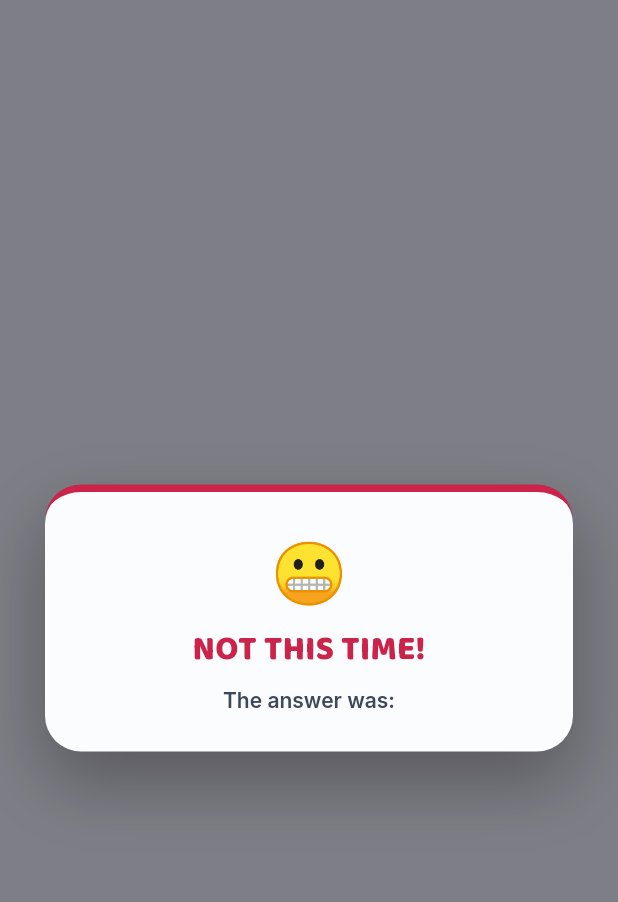
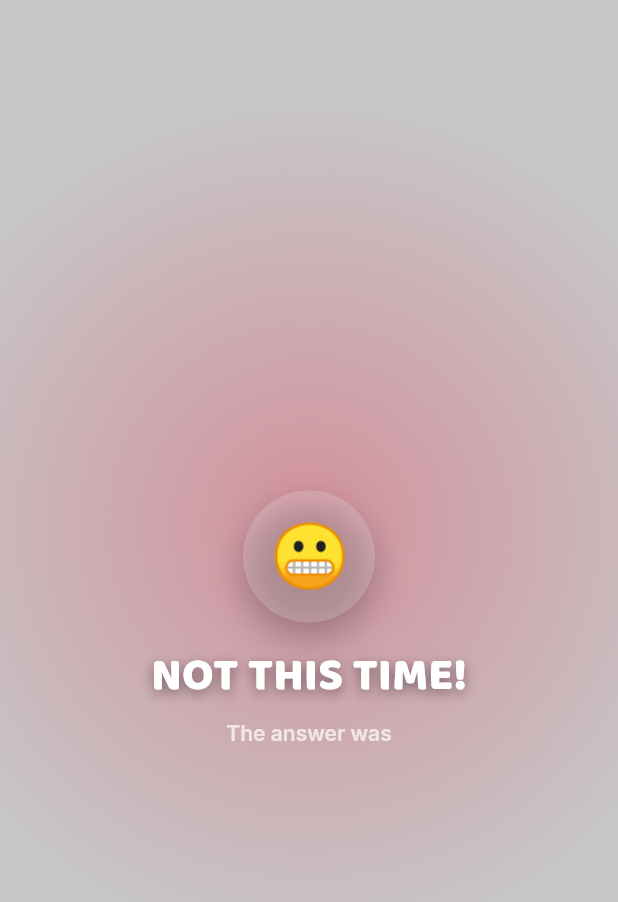
Before and after one commit to abedelraof/GuessRush, a Flutter app: the FeedbackOverlay widget shown alone on an empty page, opened directly with empty values, on a phone screen of 412 x 824 dp. Shown: the top 902 px of the screen. Run offline on Flutter 3.47's test engine with Material 3 defaults, Android fonts, the phone set to English and light mode, and no system bars; our stand-ins replace audioplayers, flutter_local_notifications, flutter_timezone, google_fonts, package_info_plus, shared_preferences and 1 more; accounts and stored records are empty; network calls fail.

Commit message:
Give the feedback and game-complete screens a real reveal moment
Both were flat: a white card floating on a dim scrim (feedback), and a
plain scrollable list with an oversized stat grid (results). Redesigns
both around the same idea — the game's actual round background shows
through (roundBackgroundFor, previously only used by GameScreen) with a
colored glow on top instead of a flat wash, and the icon reveal is a
real 3D coin-flip (Matrix4 rotateY with perspective) rather than a flat
scale/rotate.

Feedback overlay (per question): green/red glow + a brief white impact
flash timed to the coin landing, confetti retimed to burst on landing
instead of during the spin, and a one-shot two-ring impact burst
instead of the old single fixed pulse. Streak/multiplier/clue chips
keep their existing logic, restyled for a colorful backdrop instead of
a white card.

Results screen (end of Rush — a rarer moment, so it earns more): same
background treatment with a gold glow, a trophy medal doing the same
coin-flip reveal, and the 6-stat grid rebuilt as compact chips sitting
directly on the background instead of a tall white card whose fixed
aspect ratio left large empty gaps around short value/label text.

Co-Authored-By: Claude Sonnet 5 <noreply@anthropic.com>

```diff
--- a/lib/widgets/feedback_overlay.dart
+++ b/lib/widgets/feedback_overlay.dart
@@ -91,14 +91,14 @@ class _FeedbackOverlayState extends State<FeedbackOverlay>
   @override
   void initState() {
     super.initState();
-    // Correct gets the full bounce+confetti sequence room to play out; a
+    // Correct gets the full coin-spin+confetti sequence room to play out; a
     // miss/timeout is just a quick shake, so it can resolve faster.
     _controller = AnimationController(
       vsync: this,
-      duration: Duration(milliseconds: _correct ? 900 : 550),
+      duration: Duration(milliseconds: _correct ? 1000 : 600),
     )..forward();
     _confetti = _correct
-        ? _rollConfetti(widget.isMilestone ? 20 : 13)
+        ? _rollConfetti(widget.isMilestone ? 22 : 15)
         : const [];
   }
 
@@ -108,10 +108,11 @@ class _FeedbackOverlayState extends State<FeedbackOverlay>
       final angle = (i / count) * 2 * math.pi + rng.nextDouble() * 0.5;
       return _Confetti(
         angle: angle,
-        distance: 60 + rng.nextDouble() * 70,
+        distance: 70 + rng.nextDouble() * 90,
         color: _kConfettiColors[rng.nextInt(_kConfettiColors.length)],
         size: 6 + rng.nextDouble() * 7,
-        delay: rng.nextDouble() * 0.15,
+        // Timed to burst once the coin lands, not simultaneously with its spin-in.
+        delay: 0.42 + rng.nextDouble() * 0.15,
         spin: (rng.nextBool() ? 1 : -1) * (2 + rng.nextDouble() * 4),
       );
     });
@@ -144,18 +145,10 @@ class _FeedbackOverlayState extends State<FeedbackOverlay>
 
   @override
   Widget build(BuildContext context) {
-    final accent = _correct
-        ? AppColors.feedbackCorrectTitle
-        : _timeout
-        ? AppColors.feedbackTimeoutTitle
-        : AppColors.feedbackWrongTitle;
+    final accent = _correct ? AppColors.tileGreen : AppColors.wrongBorder;
     final hot = _correct && widget.momentumTier == MomentumTier.max;
 
-    return Container(
-      color: const Color(0x8C141423),
-      alignment: Alignment.center,
-      padding: const EdgeInsets.all(30),
-      child: AnimatedBuilder(
+    return AnimatedBuilder(
       animation: _controller,
       builder: (context, _) {
         final t = _controller.value;
@@ -166,126 +159,163 @@ class _FeedbackOverlayState extends State<FeedbackOverlay>
             ? 0.0
             : math.sin(t * math.pi * 5) * (1 - t) * 14;
 
-          final ringP = _p(t, 0.0, 0.6, Curves.easeOut);
-          final ringScale = _lerp(0.2, _correct ? 1.9 : 1.3, ringP);
-          final ringOpacity = _lerp(0.55, 0.0, ringP);
+        // Colored glow behind everything — fades in and holds, standing in
+        // for a flat color wash without hiding the round's own background.
+        final glowOpacity = _p(t, 0.05, 0.5, Curves.easeOut);
 
-          final cardP = _p(
+        // A quick white impact flash timed to the coin landing — brighter
+        // for a correct answer, barely-there for a miss.
+        final flashPeak = _correct ? 0.5 : 0.22;
+        final flashRise = _p(t, 0.36, 0.44, Curves.easeOut);
+        final flashFall = _p(t, 0.44, 0.58, Curves.easeIn);
+        final flashOpacity = t < 0.44
+            ? flashRise * flashPeak
+            : (1 - flashFall) * flashPeak;
+
+        // Impact rings: a one-shot burst timed to the same landing moment
+        // (not a looping pulse — it fires once and is done).
+        final ring1Show = t >= 0.4;
+        final ring2Show = t >= 0.46;
+        final ring1P = _p(t, 0.4, 0.64, Curves.easeOut);
+        final ring2P = _p(t, 0.46, 0.68, Curves.easeOut);
+
+        // The coin: spins in with real perspective, settling with a slight
+        // overshoot bounce rather than just fading/scaling flat.
+        final spinP = _p(t, 0.0, 0.48, Curves.easeOut);
+        final spinTurns = _correct ? 2.5 : 2.0;
+        final spinAngle = spinP * spinTurns * 2 * math.pi;
+        final scaleP = _p(
           t,
           0.0,
-            0.5,
+          0.6,
           widget.isMilestone ? Curves.elasticOut : Curves.easeOutBack,
         );
-          final cardScale = _lerp(widget.isMilestone ? 0.7 : 0.85, 1.0, cardP);
+        final coinScale = _lerp(0.3, 1.0, scaleP);
+        final coinTranslateY = _lerp(-36.0, 0.0, _p(t, 0.0, 0.55, Curves.easeOut));
 
         return Stack(
+          fit: StackFit.expand,
+          children: [
+            // Base scrim — just enough to keep white text legible over the
+            // round's own busy background art, not a full opaque cover.
+            Container(color: Colors.black.withValues(alpha: 0.22)),
+            Opacity(
+              opacity: glowOpacity.clamp(0.0, 1.0),
+              child: DecoratedBox(
+                decoration: BoxDecoration(
+                  gradient: RadialGradient(
+                    center: const Alignment(0, -0.15),
+                    radius: 0.7,
+                    colors: [
+                      accent.withValues(alpha: hot ? 0.55 : 0.4),
+                      accent.withValues(alpha: 0.0),
+                    ],
+                  ),
+                ),
+              ),
+            ),
+            Padding(
+              padding: const EdgeInsets.all(30),
+              child: Center(
+                child: Stack(
                   alignment: Alignment.center,
                   clipBehavior: Clip.none,
                   children: [
                     for (final c in _confetti) _buildConfetti(c, t),
-              // Radiating ring behind the card — a quick color pulse instead
-              // of a static backdrop, correct or not.
-              Opacity(
-                opacity: ringOpacity,
-                child: Transform.scale(
-                  scale: ringScale,
-                  child: Container(
-                    width: 140,
-                    height: 140,
-                    decoration: BoxDecoration(
-                      shape: BoxShape.circle,
-                      border: Border.all(color: accent, width: 4),
+                    if (ring1Show) _buildRing(ring1P, 6),
+                    if (ring2Show) _buildRing(ring2P, 3),
+                    Transform.translate(
+                      offset: Offset(shakeDx, coinTranslateY),
+                      child: Column(
+                        mainAxisSize: MainAxisSize.min,
+                        children: [
+                          Transform(
+                            alignment: Alignment.center,
+                            transform: Matrix4.identity()
+                              ..setEntry(3, 2, 0.0022)
+                              ..rotateY(spinAngle)
+                              ..scaleByDouble(coinScale, coinScale, coinScale, 1.0),
+                            child: _buildCoin(),
+                          ),
+                          const SizedBox(height: 14),
+                          _buildTitle(t),
+                          const SizedBox(height: 8),
+                          if (_correct) ..._correctBody(t) else ..._missBody(t),
+                        ],
+                      ),
+                    ),
+                  ],
                 ),
               ),
             ),
-              ),
-              Transform.translate(
-                offset: Offset(shakeDx, 0),
-                child: Transform.scale(
-                  scale: cardScale,
-                  child: _buildCard(accent, hot, t),
+            IgnorePointer(
+              child: Opacity(
+                opacity: flashOpacity.clamp(0.0, 1.0),
+                child: const ColoredBox(color: Colors.white),
               ),
             ),
           ],
         );
       },
-      ),
     );
   }
 
-  Widget _buildConfetti(_Confetti c, double t) {
-    final p = _p(t, c.delay, (c.delay + 0.7).clamp(0.0, 1.0), Curves.easeOut);
-    final dx = math.cos(c.angle) * c.distance * p;
-    final dy = math.sin(c.angle) * c.distance * p - (18 * p * (1 - p) * 4);
-    final opacity = 1.0 - _p(t, c.delay + 0.35, 1.0, Curves.easeIn);
-    return Transform.translate(
-      offset: Offset(dx, dy),
-      child: Transform.rotate(
-        angle: c.spin * p * math.pi,
-        child: Opacity(
+  Widget _buildRing(double p, double borderWidth) {
+    final scale = _lerp(0.25, 3.4, p);
+    final opacity = _lerp(0.85, 0.0, p);
+    return Opacity(
       opacity: opacity.clamp(0.0, 1.0),
+      child: Transform.scale(
+        scale: scale,
         child: Container(
-            width: c.size,
-            height: c.size,
+          width: 56,
+          height: 56,
           decoration: BoxDecoration(
-              color: c.color,
-              borderRadius: BorderRadius.circular(c.size * 0.3),
-            ),
+            shape: BoxShape.circle,
+            border: Border.all(color: Colors.white, width: borderWidth),
           ),
         ),
       ),
     );
   }
 
-  Widget _buildCard(Color accent, bool hot, double t) {
-    final iconScale = _lerp(0.0, 1.0, _p(t, 0.05, 0.65, Curves.elasticOut));
-    final iconRotate = _lerp(-0.5, 0.0, _p(t, 0.05, 0.45, Curves.easeOutCubic));
-
+  Widget _buildCoin() {
     return Container(
-      width: double.infinity,
-      padding: const EdgeInsets.symmetric(horizontal: 26, vertical: 26),
+      width: 88,
+      height: 88,
       decoration: BoxDecoration(
-        color: AppColors.cardWhite,
-        borderRadius: BorderRadius.circular(24),
-        border: Border(top: BorderSide(color: accent, width: 5)),
-        boxShadow: [
-          const BoxShadow(
-            color: Color(0x4D000000),
-            blurRadius: 40,
-            offset: Offset(0, 20),
-          ),
-          if (hot)
-            BoxShadow(
-              color: accent.withValues(alpha: 0.35),
-              blurRadius: 30,
-              spreadRadius: 2,
-            ),
+        shape: BoxShape.circle,
+        color: Colors.white.withValues(alpha: 0.18),
+        boxShadow: const [
+          BoxShadow(color: Color(0x40000000), blurRadius: 20, offset: Offset(0, 10)),
         ],
       ),
-      child: Column(
-        mainAxisSize: MainAxisSize.min,
-        children: [
-          Transform.rotate(
-            angle: iconRotate,
-            child: Transform.scale(
-              scale: iconScale,
-              child: Text(_icon, style: const TextStyle(fontSize: 40)),
+      alignment: Alignment.center,
+      child: Text(_icon, style: const TextStyle(fontSize: 42)),
+    );
+  }
+
+  Widget _buildTitle(double t) {
+    final p = _p(t, 0.5, 0.66, Curves.easeOut);
+    return Opacity(
+      opacity: p,
+      child: Transform.translate(
+        offset: Offset(0, _lerp(10, 0, p)),
+        child: Text(
+          _title,
+          style: AppFonts.baloo(size: 30, color: Colors.white).copyWith(
+            shadows: const [Shadow(color: Color(0x66000000), blurRadius: 10, offset: Offset(0, 3))],
           ),
         ),
-          const SizedBox(height: 6),
-          Text(_title, style: AppFonts.baloo(size: 22, color: accent)),
-          const SizedBox(height: 10),
-          if (_correct) ..._correctBody(t) else ..._missBody(t),
-        ],
       ),
     );
   }
 
   List<Widget> _correctBody(double t) {
-    var delay = 0.45;
+    var delay = 0.58;
     Widget nextChip(String text, {bool emphasize = false, bool muted = false}) {
       final w = _chip(text, t, delay, emphasize: emphasize, muted: muted);
-      delay += 0.06;
+      delay += 0.05;
       return w;
     }
 
@@ -294,15 +324,13 @@ class _FeedbackOverlayState extends State<FeedbackOverlay>
         nextChip('🔥 DOUBLE DOWN HIT!', emphasize: true),
         const SizedBox(height: 6),
       ],
-      Transform.scale(
-        scale: _lerp(0.5, 1.0, _p(t, 0.3, 0.55, Curves.elasticOut)),
+      Opacity(
+        opacity: _p(t, 0.56, 0.72, Curves.easeOut),
         child: AnimatedCounter(
           value: widget.answerScore,
           prefix: '+',
-          style: AppFonts.inter(
-            size: 30,
-            weight: FontWeight.w800,
-            color: AppColors.xpGoldText,
+          style: AppFonts.inter(size: 32, weight: FontWeight.w800, color: AppColors.energyGold).copyWith(
+            shadows: const [Shadow(color: Color(0x66000000), blurRadius: 8, offset: Offset(0, 2))],
           ),
         ),
       ),
@@ -336,28 +364,20 @@ class _FeedbackOverlayState extends State<FeedbackOverlay>
   List<Widget> _missBody(double t) {
     return [
       if (widget.doubleDownChoice == 'risky') ...[
-        _chip('💔 DOUBLE DOWN FAILED', t, 0.1, muted: true),
+        _chip('💔 DOUBLE DOWN FAILED', t, 0.3, muted: true),
         const SizedBox(height: 8),
       ],
       Opacity(
-        opacity: _p(t, 0.15, 0.4, Curves.easeOut),
+        opacity: _p(t, 0.35, 0.55, Curves.easeOut),
         child: RichText(
           textAlign: TextAlign.center,
           text: TextSpan(
-            style: AppFonts.inter(
-              size: 14,
-              weight: FontWeight.w600,
-              color: AppColors.mutedText,
-            ),
+            style: AppFonts.inter(size: 14, weight: FontWeight.w600, color: Colors.white70),
             children: [
-              const TextSpan(text: 'The answer was: '),
+              const TextSpan(text: 'The answer was '),
               TextSpan(
                 text: widget.correctAnswerText,
-                style: AppFonts.inter(
-                  size: 14,
-                  weight: FontWeight.w800,
-                  color: AppColors.darkText,
-                ),
+                style: AppFonts.inter(size: 14, weight: FontWeight.w800, color: Colors.white),
               ),
             ],
           ),
@@ -368,7 +388,7 @@ class _FeedbackOverlayState extends State<FeedbackOverlay>
         _chip(
           'STREAK LOST · WAS ${widget.streakBeforeAnswer}',
           t,
-          0.25,
+          0.45,
           muted: true,
         ),
       ],
@@ -382,8 +402,8 @@ class _FeedbackOverlayState extends State<FeedbackOverlay>
     bool emphasize = false,
     bool muted = false,
   }) {
-    final popP = _p(t, delay, delay + 0.35, Curves.easeOutBack);
-    final fadeP = _p(t, delay, delay + 0.25, Curves.easeOut);
+    final popP = _p(t, delay, delay + 0.3, Curves.easeOutBack);
+    final fadeP = _p(t, delay, delay + 0.22, Curves.easeOut);
     return Opacity(
       opacity: fadeP,
       child: Transform.scale(
@@ -392,8 +412,8 @@ class _FeedbackOverlayState extends State<FeedbackOverlay>
           padding: const EdgeInsets.symmetric(horizontal: 12, vertical: 6),
           decoration: BoxDecoration(
             color: emphasize
-                ? AppColors.streakGradA.withValues(alpha: 0.16)
-                : AppColors.chipBg,
+                ? AppColors.energyGold.withValues(alpha: 0.22)
+                : Colors.white.withValues(alpha: 0.16),
             borderRadius: BorderRadius.circular(999),
           ),
           child: Text(
@@ -402,8 +422,32 @@ class _FeedbackOverlayState extends State<FeedbackOverlay>
               size: emphasize ? 13 : 12,
               weight: FontWeight.w800,
               color: muted
-                  ? AppColors.streakLostText
-                  : (emphasize ? AppColors.streakGradA : AppColors.chipText),
+                  ? Colors.white60
+                  : (emphasize ? AppColors.energyGold : Colors.white),
+            ),
+          ),
+        ),
+      ),
+    );
+  }
+
+  Widget _buildConfetti(_Confetti c, double t) {
+    final p = _p(t, c.delay, (c.delay + 0.55).clamp(0.0, 1.0), Curves.easeOut);
+    final dx = math.cos(c.angle) * c.distance * p;
+    final dy = math.sin(c.angle) * c.distance * p - (18 * p * (1 - p) * 4);
+    final opacity = 1.0 - _p(t, c.delay + 0.3, 1.0, Curves.easeIn);
+    return Transform.translate(
+      offset: Offset(dx, dy),
+      child: Transform.rotate(
+        angle: c.spin * p * math.pi,
+        child: Opacity(
+          opacity: opacity.clamp(0.0, 1.0),
+          child: Container(
+            width: c.size,
+            height: c.size,
+            decoration: BoxDecoration(
+              color: c.color,
+              borderRadius: BorderRadius.circular(c.size * 0.3),
             ),
           ),
         ),
```
Also changed, not shown: lib/screens/results_screen.dart (+165 -61 lines). Lines whose indentation alone changed are shown as unchanged.
